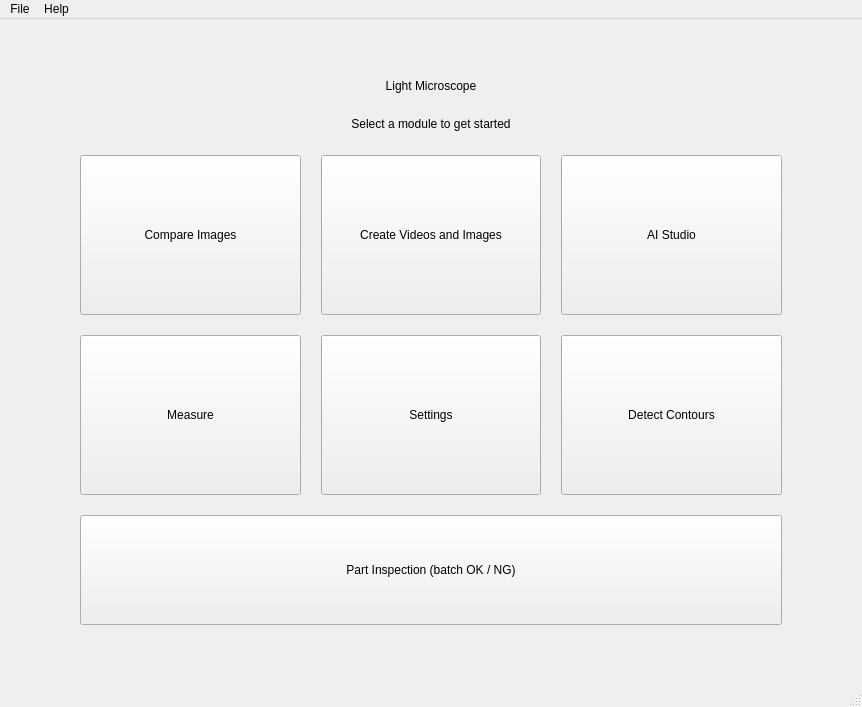
Before: the Qt Designer form src/views/ui/main_window.ui in joeescarcega8879/Light-Microscope, drawn with Qt 5.
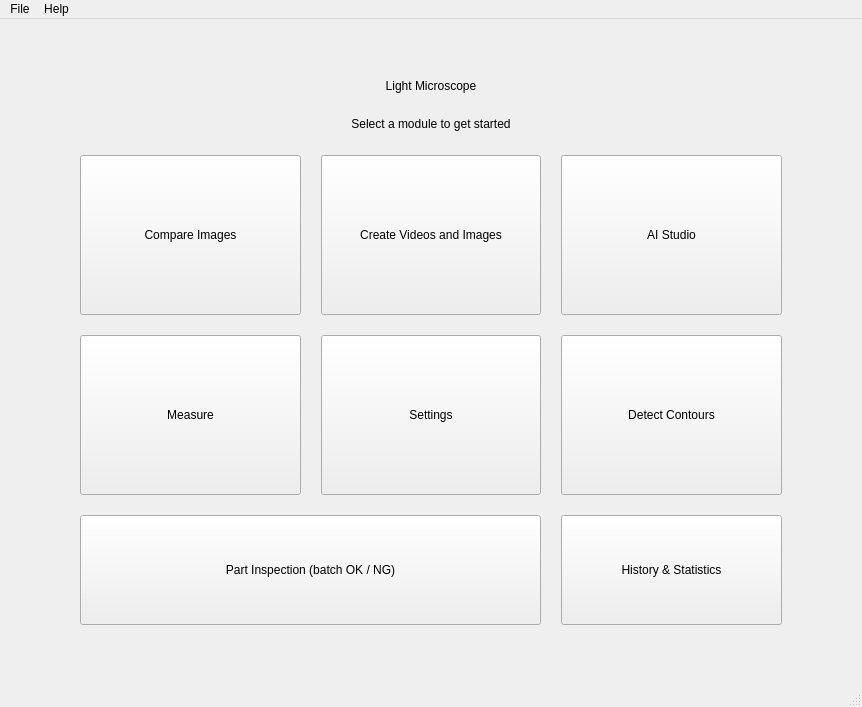
After: the same form once the commit is applied.

Commit message: feat: Phase 2 — SQLite history, roles/auth, PDF reports, statistics dashboard

What changed in the file:
```diff
--- a/src/views/ui/main_window.ui
+++ b/src/views/ui/main_window.ui
@@ -164,7 +164,7 @@
         </property>
        </widget>
       </item>
-      <item row="2" column="0" colspan="3">
+      <item row="2" column="0" colspan="2">
        <widget class="QPushButton" name="btnInspect">
         <property name="minimumSize">
          <size>
@@ -180,6 +180,22 @@
         </property>
        </widget>
       </item>
+      <item row="2" column="2">
+       <widget class="QPushButton" name="btnHistory">
+        <property name="minimumSize">
+         <size>
+          <width>220</width>
+          <height>110</height>
+         </size>
+        </property>
+        <property name="toolTip">
+         <string>History &amp; Statistics — past inspections, reject rates, reports</string>
+        </property>
+        <property name="text">
+         <string>History &amp;&amp; Statistics</string>
+        </property>
+       </widget>
+      </item>
      </layout>
     </item>
     <item>
```
The commit also changes 27 other files.
